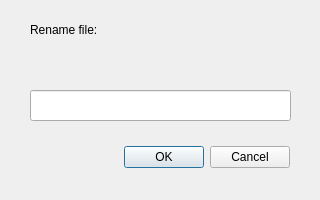
First picture: the form in LTEsimGeneratorGUI/Ui/SmallDialogs/renamedialog.ui, repository moniss23/junit4, before the edit.
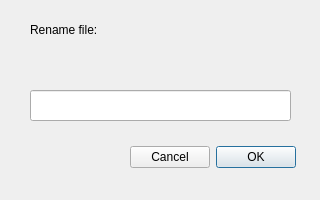
Second picture: the form after the edit.

Commit message: Change Buttons direction + added Restore Def. in map range window

Diff of the .ui file:
```diff
--- a/LTEsimGeneratorGUI/Ui/SmallDialogs/renamedialog.ui
+++ b/LTEsimGeneratorGUI/Ui/SmallDialogs/renamedialog.ui
@@ -16,12 +16,15 @@
   <widget class="QDialogButtonBox" name="OK">
    <property name="geometry">
     <rect>
-     <x>-30</x>
+     <x>130</x>
      <y>140</y>
-     <width>320</width>
+     <width>181</width>
      <height>35</height>
     </rect>
    </property>
+   <property name="layoutDirection">
+    <enum>Qt::RightToLeft</enum>
+   </property>
    <property name="orientation">
     <enum>Qt::Horizontal</enum>
    </property>
```
The commit also changes 5 other files.
